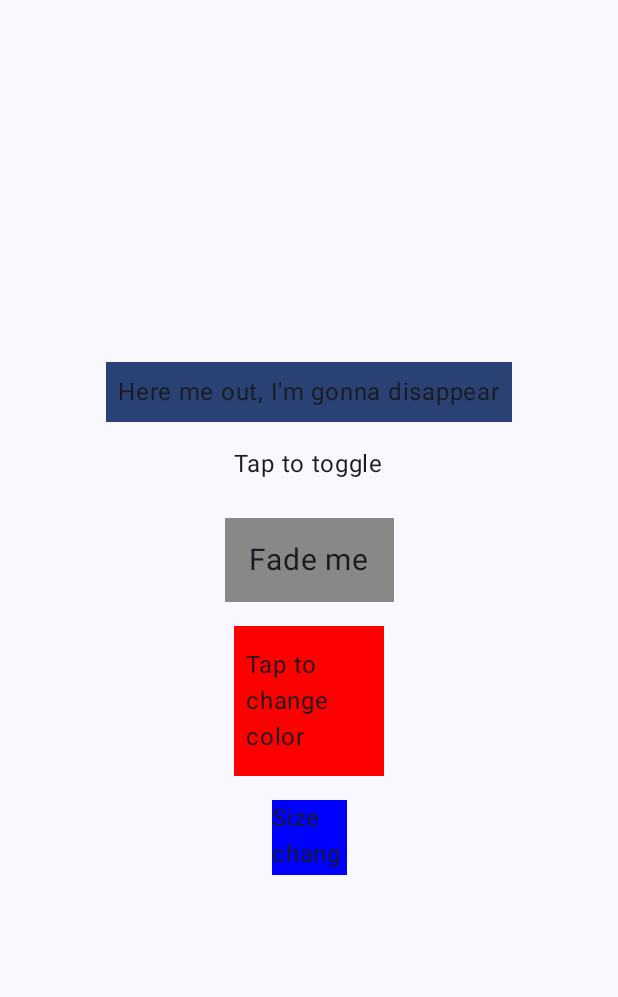
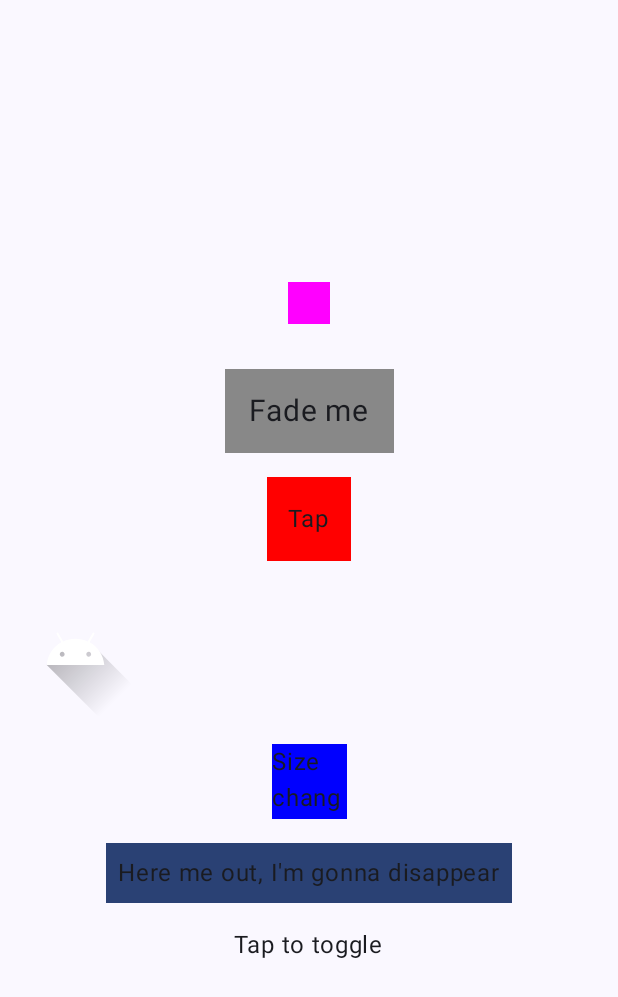
Before and after one commit to bekaweirdo/Animations, an Android app built with Jetpack Compose: the ValueBasedAnimationActivity screen opened directly, with no data from a screen before it, on a phone screen of 412 x 824 dp. Shown: the top 997 px of the screen. Run offline under Robolectric (Android 15) with nearby library versions, the light colour scheme and no system bars.

Commit message:
# Update Value-based activity with animations

```diff
--- a/app/src/main/AndroidManifest.xml
+++ b/app/src/main/AndroidManifest.xml
@@ -27,7 +27,7 @@
         <activity android:name=".animated_visibility.AnimatedVisibilityActivity"
             android:theme="@style/Theme.Animations" />
 
-        <activity android:name=".simple_animation.SimpleAnimationActivity"
+        <activity android:name=".value_based_animation.ValueBasedAnimationActivity"
             android:theme="@style/Theme.Animations" />
 
         <activity android:name=".transition_animation.TransitionAnimationActivity"
--- a/app/src/main/java/com/bekka/animations/MainActivity.kt
+++ b/app/src/main/java/com/bekka/animations/MainActivity.kt
@@ -41,11 +41,11 @@ import com.bekka.animations.data.DataProvider.ANIMATED_SPEC_ANIMATION
 import com.bekka.animations.data.DataProvider.ANIMATED_VISIBILITY
 import com.bekka.animations.data.DataProvider.CONTENT_SIZE_ANIMATION
 import com.bekka.animations.data.DataProvider.GESTURE_ANIMATION
-import com.bekka.animations.data.DataProvider.SIMPLE_ANIMATION
 import com.bekka.animations.data.DataProvider.TRANSITION_ANIMATION
+import com.bekka.animations.data.DataProvider.VALUE_BASED_ANIMATION
 import com.bekka.animations.data.model.AnimationModel
 import com.bekka.animations.gesture.GestureAnimationActivity
-import com.bekka.animations.simple_animation.SimpleAnimationActivity
+import com.bekka.animations.value_based_animation.ValueBasedAnimationActivity
 import com.bekka.animations.transition_animation.TransitionAnimationActivity
 import com.bekka.animations.ui.theme.AnimationsTheme
 import kotlin.reflect.KClass
@@ -110,7 +110,7 @@ private fun Context.navigateToAnimation(it: AnimationModel){
         ANIMATED_VISIBILITY -> navigateToSomewhere(AnimatedVisibilityActivity::class)
         CONTENT_SIZE_ANIMATION -> navigateToSomewhere(ContentSizeAnimationActivity::class)
         GESTURE_ANIMATION -> navigateToSomewhere(GestureAnimationActivity::class)
-        SIMPLE_ANIMATION -> navigateToSomewhere(SimpleAnimationActivity::class)
+        VALUE_BASED_ANIMATION -> navigateToSomewhere(ValueBasedAnimationActivity::class)
         TRANSITION_ANIMATION -> navigateToSomewhere(TransitionAnimationActivity::class)
         ANIMATED_SPEC_ANIMATION -> navigateToSomewhere(AnimatedSpecsAnimationActivity::class)
         ADVANCED_ANIMATION -> navigateToSomewhere(AdvancedAnimationActivity::class)
--- a/app/src/main/java/com/bekka/animations/data/DataProvider.kt
+++ b/app/src/main/java/com/bekka/animations/data/DataProvider.kt
@@ -19,17 +19,17 @@ object DataProvider {
     const val ANIMATED_VISIBILITY = "Animated Visibility"
     const val CONTENT_SIZE_ANIMATION = "Content Size Animation"
     const val GESTURE_ANIMATION = "Gesture Animation"
-    const val SIMPLE_ANIMATION = "Simple Animation"
+    const val VALUE_BASED_ANIMATION = "Value-Based Animation"
     const val TRANSITION_ANIMATION = "Transition Animation"
     const val ANIMATED_SPEC_ANIMATION = "Animated Spec"
     const val ADVANCED_ANIMATION = "Advanced Animation"
     const val SAVED_ITEMS = "Saved Items"
 
     val optionsList = mutableListOf(
+        AnimationModel(icon = Icons.Outlined.AccountBox, option = VALUE_BASED_ANIMATION),
         AnimationModel(icon = Icons.Outlined.Favorite, option = ANIMATED_VISIBILITY),
         AnimationModel(icon = Icons.Outlined.Add, option = CONTENT_SIZE_ANIMATION),
         AnimationModel(icon = Icons.Outlined.List, option = GESTURE_ANIMATION),
-        AnimationModel(icon = Icons.Outlined.AccountBox, option = SIMPLE_ANIMATION),
         AnimationModel(icon = Icons.Outlined.AddCircle, option = TRANSITION_ANIMATION),
         AnimationModel(icon = Icons.Outlined.Build, option = ANIMATED_SPEC_ANIMATION),
         AnimationModel(icon = Icons.Outlined.Clear, option = ADVANCED_ANIMATION),
--- a/app/src/main/java/com/bekka/animations/simple_animation/SimpleAnimationActivity.kt
+++ b/app/src/main/java/com/bekka/animations/value_based_animation/ValueBasedAnimationActivity.kt
@@ -1,4 +1,4 @@
-package com.bekka.animations.simple_animation
+package com.bekka.animations.value_based_animation
 
 import android.os.Bundle
 import androidx.activity.ComponentActivity
@@ -14,17 +14,21 @@ import androidx.compose.animation.expandVertically
 import androidx.compose.animation.fadeIn
 import androidx.compose.animation.fadeOut
 import androidx.compose.animation.shrinkVertically
+import androidx.compose.foundation.Image
 import androidx.compose.foundation.background
 import androidx.compose.foundation.clickable
 import androidx.compose.foundation.layout.Arrangement
 import androidx.compose.foundation.layout.Box
 import androidx.compose.foundation.layout.Column
 import androidx.compose.foundation.layout.Spacer
+import androidx.compose.foundation.layout.absoluteOffset
 import androidx.compose.foundation.layout.fillMaxSize
+import androidx.compose.foundation.layout.fillMaxWidth
 import androidx.compose.foundation.layout.height
 import androidx.compose.foundation.layout.padding
 import androidx.compose.foundation.layout.size
 import androidx.compose.foundation.layout.width
+import androidx.compose.foundation.layout.wrapContentHeight
 import androidx.compose.material3.MaterialTheme
 import androidx.compose.material3.Surface
 import androidx.compose.material3.Text
@@ -36,12 +40,16 @@ import androidx.compose.runtime.setValue
 import androidx.compose.ui.Alignment
 import androidx.compose.ui.Modifier
 import androidx.compose.ui.draw.alpha
+import androidx.compose.ui.draw.scale
 import androidx.compose.ui.graphics.Color
+import androidx.compose.ui.res.painterResource
+import androidx.compose.ui.unit.Dp
 import androidx.compose.ui.unit.dp
 import androidx.compose.ui.unit.sp
+import com.bekka.animations.R
 import com.bekka.animations.ui.theme.AnimationsTheme
 
-class SimpleAnimationActivity : ComponentActivity() {
+class ValueBasedAnimationActivity : ComponentActivity() {
 
     override fun onCreate(savedInstanceState: Bundle?) {
         super.onCreate(savedInstanceState)
@@ -56,28 +64,79 @@ class SimpleAnimationActivity : ComponentActivity() {
                         verticalArrangement = Arrangement.Center,
                         modifier = Modifier.fillMaxSize()
                     ) {
-                        // Visibility animation example
-                        var isVisible by remember { mutableStateOf(true) }
-                        AnimatedVisibilityExample(isVisible) { isVisible = !isVisible }
-
+                        // Float animation example
+                        BoxSizeChangeExample()
                         Spacer(modifier = Modifier.height(16.dp))
 
-                        // Float animation example
                         FloatAnimationExample()
-
                         Spacer(modifier = Modifier.height(16.dp))
 
                         // Color animation example
                         ColorAnimationExample()
-
                         Spacer(modifier = Modifier.height(16.dp))
 
-                        // Size animation example
+                        // Dp animation example
+                        DpAnimationExample()
+                        Spacer(modifier = Modifier.height(16.dp))
+
                         SizeAnimationExample()
+                        Spacer(modifier = Modifier.height(16.dp))
+
+                        // Visibility animation example
+                        var isVisible by remember { mutableStateOf(true) }
+                        AnimatedVisibilityExample(isVisible) { isVisible = !isVisible }
                     }
                 }
             }
         }
+    }
+}
+
+@Composable
+fun BoxSizeChangeExample() {
+    var size by remember {
+        mutableStateOf(0.5f)
+    }
+
+    val animateScale by animateFloatAsState(
+        targetValue = size,
+        animationSpec = tween(durationMillis = 3000),
+        label = "BoxSizeChange"
+    )
+
+    Box(
+        modifier = Modifier
+            .scale(scale = animateScale)
+            .size(size = 56.dp)
+            .background(color = Color.Magenta)
+            .clickable {
+                size = if (size == 2f) 0.5f else 2f
+            }
+    )
+}
+
+@Composable
+fun ColorAnimationExample() {
+    var color by remember {
+        mutableStateOf(Color.Red)
+    }
+
+    val animateColor by animateColorAsState(
+        targetValue = color,
+        animationSpec = tween(durationMillis = 3000),
+        label = "ColorAnimationExample"
+    )
+
+    Box(
+        modifier = Modifier
+            .size(size = 56.dp)
+            .background(color = animateColor)
+            .clickable {
+                color = if (color == Color.Red) Color.Yellow else Color.Red
+            },
+        contentAlignment = Alignment.Center
+    ) {
+        Text(text = "Tap")
     }
 }
 
@@ -109,7 +168,10 @@ fun AnimatedVisibilityExample(isVisible: Boolean, onToggleVisibility: () -> Unit
 @Composable
 fun FloatAnimationExample() {
     var alpha by remember { mutableStateOf(1f) }
-    val animatedAlpha by animateFloatAsState(targetValue = alpha, label = "")
+    val animatedAlpha by animateFloatAsState(
+        targetValue = alpha,
+        label = ""
+    )
 
     Text(
         text = "Fade me",
@@ -122,24 +184,39 @@ fun FloatAnimationExample() {
     )
 }
 
+enum class AndroidPosition {
+    Start, Finish
+}
 @Composable
-fun ColorAnimationExample() {
-    var isRed by remember { mutableStateOf(true) }
-    val animatedColor by animateColorAsState(
-        targetValue = if (isRed) Color.Red else Color.Green,
-        animationSpec = tween(durationMillis = 1000), label = ""
+fun DpAnimationExample() {
+
+    var bikeState by remember { mutableStateOf(AndroidPosition.Start) }
+
+    val offsetAnimation: Dp by animateDpAsState(
+        targetValue = if (bikeState == AndroidPosition.Start) 5.dp else 300.dp,
+        label = "DpAnimationExample",
+        animationSpec = tween(durationMillis = 3000)
     )
-
     Box(
         modifier = Modifier
-            .size(100.dp)
-            .background(animatedColor)
-            .clickable(onClick = { isRed = !isRed })
-            .padding(8.dp),
-        contentAlignment = Alignment.Center
-    ) {
-        Text(text = "Tap to change color")
+            .fillMaxWidth()
+            .wrapContentHeight()
+    )  {
+        Image(
+            painter = painterResource(R.drawable.ic_launcher_foreground),
+            contentDescription = null,
+            modifier = Modifier
+                .height(90.dp)
+                .absoluteOffset(x = offsetAnimation)
+                .clickable {
+                    bikeState = when (bikeState) {
+                        AndroidPosition.Start -> AndroidPosition.Finish
+                        AndroidPosition.Finish -> AndroidPosition.Start
+                    }
+                }
+        )
     }
+
 }
 
 @Composable
```
Also changed, not shown: app/src/main/java/com/bekka/animations/animation_best_practice/AnimationBestPracticesActivity.kt (+26 -26 lines).
